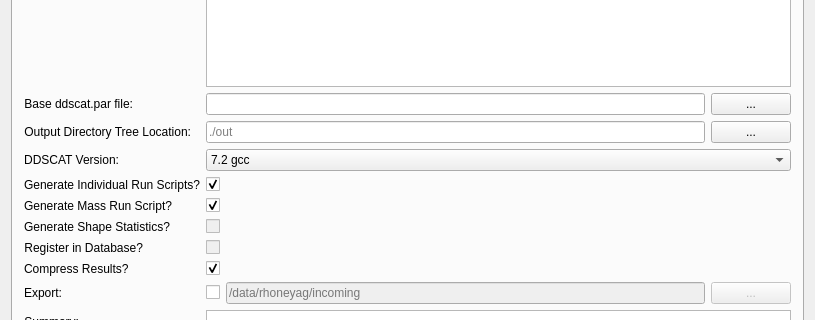
Qt form rtmath/rtmath-apps/ddscat-genparams-qt/frmmain.ui (rhoneyager/rtmath) before a commit; both pictures show x 0 to 815 and y 119 to 439 of the 815 by 614 pixel window.
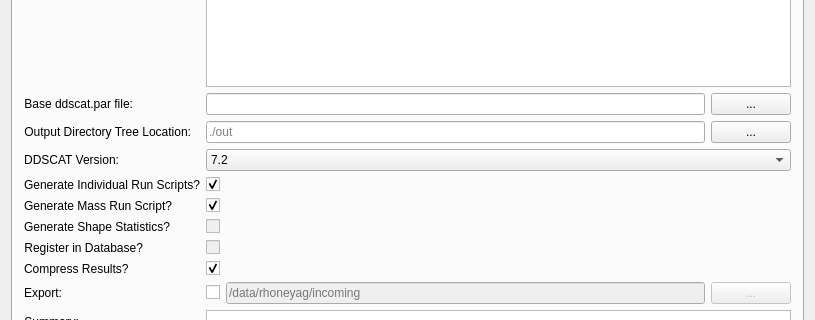
The same form after that commit.

```diff
--- a/rtmath/rtmath-apps/ddscat-genparams-qt/frmmain.ui
+++ b/rtmath/rtmath-apps/ddscat-genparams-qt/frmmain.ui
@@ -148,7 +148,7 @@
           </property>
           <item>
            <property name="text">
-            <string>7.2 gcc</string>
+            <string>7.2</string>
            </property>
           </item>
           <item>
```
Left out of the diff: 38 changed lines with no effect on the pictures.
